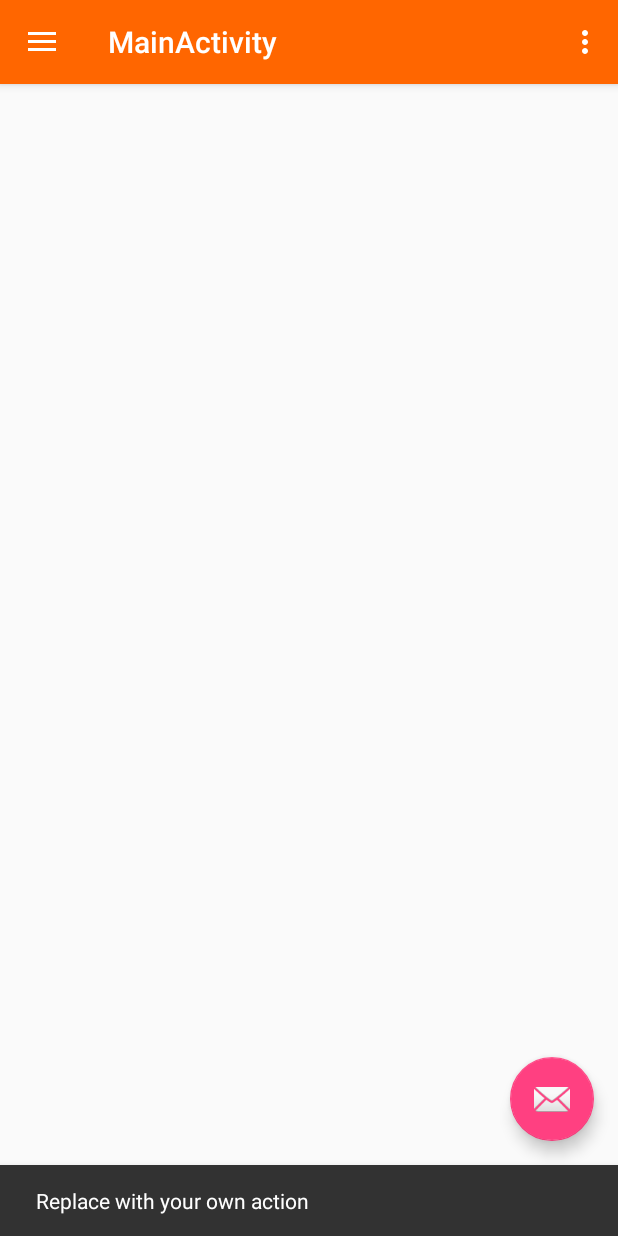
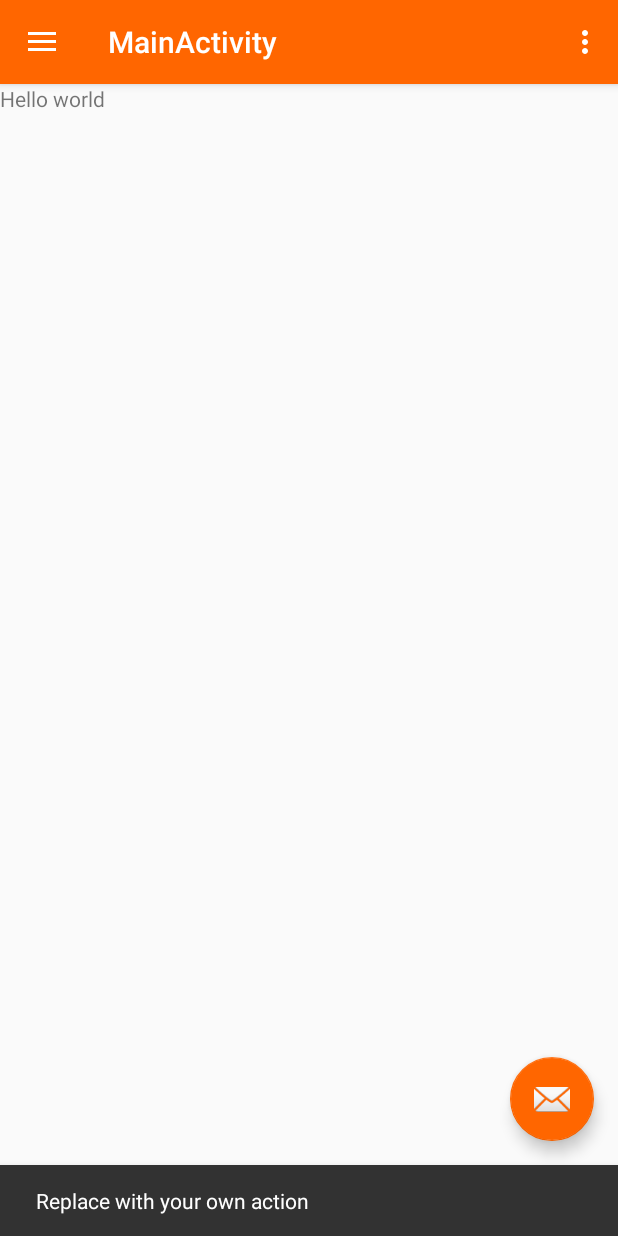
Before and after one commit to satyampalsp/Sample-App, an Android app: the MainActivity screen opened directly, with no data from a screen before it, after a tap on an icon or button, on a phone screen of 412 x 824 dp. Run offline under Robolectric (Android 15) with nearby library versions, the phone set to English and light mode, and no system bars.

Commit message:
Date-13/03/2018 Morning

```diff
--- a/app/src/main/AndroidManifest.xml
+++ b/app/src/main/AndroidManifest.xml
@@ -8,7 +8,7 @@
     <application
         android:allowBackup="true"
         android:icon="@mipmap/ic_launcher"
-        android:label="@string/app_name"
+        android:label="Sample App"
         android:roundIcon="@mipmap/ic_launcher_round"
         android:supportsRtl="true"
         android:theme="@style/AppTheme">
--- /dev/null
+++ b/app/src/main/java/sample/daffodil/sample2/HomeFragment.java
@@ -0,0 +1,25 @@
+package sample.daffodil.sample2;
+
+import android.os.Bundle;
+import android.support.v4.app.Fragment;
+import android.view.LayoutInflater;
+import android.view.View;
+import android.view.ViewGroup;
+
+/**
+ * Created by DAFFODIL-29 on 3/13/2018.
+ */
+
+public class HomeFragment extends Fragment {
+
+
+    View view;
+
+    @Override
+    public View onCreateView(LayoutInflater inflater, ViewGroup container,
+                             Bundle savedInstanceState) {
+// Inflate the layout for this fragment
+        view = inflater.inflate(R.layout.home_fragment, container, false);
+        return view;
+    }
+}
--- a/app/src/main/java/sample/daffodil/sample2/MainActivity.java
+++ b/app/src/main/java/sample/daffodil/sample2/MainActivity.java
@@ -1,8 +1,10 @@
 package sample.daffodil.sample2;
-
 import android.os.Bundle;
 import android.support.design.widget.FloatingActionButton;
 import android.support.design.widget.Snackbar;
+import android.support.v4.app.Fragment;
+import android.support.v4.app.FragmentManager;
+import android.support.v4.app.FragmentTransaction;
 import android.view.View;
 import android.support.design.widget.NavigationView;
 import android.support.v4.view.GravityCompat;
@@ -40,6 +42,11 @@ public class MainActivity extends AppCompatActivity
 
         NavigationView navigationView = (NavigationView) findViewById(R.id.nav_view);
         navigationView.setNavigationItemSelectedListener(this);
+        Fragment f=new HomeFragment();
+        FragmentManager fm=getSupportFragmentManager();
+        FragmentTransaction ft=fm.beginTransaction();
+        ft.replace(R.id.id_main_fragment_frame,f);
+        ft.commit();
     }
 
     @Override
@@ -82,9 +89,9 @@ public class MainActivity extends AppCompatActivity
 
         if (id == R.id.nav_home) {
             // Handle the camera action
+        } else if (id == R.id.nav_products) {
+
         } else if (id == R.id.nav_categories) {
-
-        } else if (id == R.id.nav_products) {
 
         } else if (id == R.id.nav_aboutUs) {
 
--- a/app/src/main/res/layout/activity_splash_screen.xml
+++ b/app/src/main/res/layout/activity_splash_screen.xml
@@ -7,7 +7,7 @@
     <ImageView
         android:layout_width="match_parent"
         android:layout_height="match_parent"
-        android:src="@drawable/logo"
+        android:src="@mipmap/logo"
         tools:layout_editor_absoluteY="8dp"
         tools:layout_editor_absoluteX="8dp" />
 </RelativeLayout>
--- a/app/src/main/res/layout/app_bar_main.xml
+++ b/app/src/main/res/layout/app_bar_main.xml
@@ -15,7 +15,7 @@
             android:id="@+id/toolbar"
             android:layout_width="match_parent"
             android:layout_height="?attr/actionBarSize"
-            android:background="#FF6600"
+            android:background="?attr/colorPrimary"
             app:popupTheme="@style/AppTheme.PopupOverlay" />
 
     </android.support.design.widget.AppBarLayout>
@@ -28,7 +28,6 @@
         android:layout_height="wrap_content"
         android:layout_gravity="bottom|end"
         android:layout_margin="@dimen/fab_margin"
-        android:src="@android:drawable/ic_dialog_email"
-        android:background="#FF6600"/>
+        app:srcCompat="@android:drawable/ic_dialog_email" />
 
 </android.support.design.widget.CoordinatorLayout>
--- a/app/src/main/res/layout/content_main.xml
+++ b/app/src/main/res/layout/content_main.xml
@@ -1,5 +1,5 @@
 <?xml version="1.0" encoding="utf-8"?>
-<android.support.constraint.ConstraintLayout xmlns:android="http://schemas.android.com/apk/res/android"
+<RelativeLayout xmlns:android="http://schemas.android.com/apk/res/android"
     xmlns:app="http://schemas.android.com/apk/res-auto"
     xmlns:tools="http://schemas.android.com/tools"
     android:layout_width="match_parent"
@@ -7,5 +7,9 @@
     app:layout_behavior="@string/appbar_scrolling_view_behavior"
     tools:context="sample.daffodil.sample2.MainActivity"
     tools:showIn="@layout/app_bar_main">
-
-</android.support.constraint.ConstraintLayout>
+    <FrameLayout
+        android:layout_width="match_parent"
+        android:layout_height="match_parent"
+        android:id="@+id/id_main_fragment_frame"
+        ></FrameLayout>
+</RelativeLayout>
--- /dev/null
+++ b/app/src/main/res/layout/home_fragment.xml
@@ -0,0 +1,11 @@
+<?xml version="1.0" encoding="utf-8"?>
+<LinearLayout xmlns:android="http://schemas.android.com/apk/res/android"
+    android:orientation="vertical" android:layout_width="match_parent"
+    android:layout_height="match_parent"
+
+    >
+    <TextView
+        android:layout_width="match_parent"
+        android:layout_height="match_parent"
+        android:text="Hello world"/>
+</LinearLayout>
--- a/app/src/main/res/values/colors.xml
+++ b/app/src/main/res/values/colors.xml
@@ -1,6 +1,6 @@
 <?xml version="1.0" encoding="utf-8"?>
 <resources>
-    <color name="colorPrimary">#3F51B5</color>
-    <color name="colorPrimaryDark">#303F9F</color>
-    <color name="colorAccent">#FF4081</color>
+    <color name="colorPrimary">#FF6600</color>
+    <color name="colorPrimaryDark">#FF6600</color>
+    <color name="colorAccent">#FF6600</color>
 </resources>
--- a/app/src/main/res/values/strings.xml
+++ b/app/src/main/res/values/strings.xml
@@ -1,5 +1,5 @@
 <resources>
-    <string name="app_name">ArcNavigationView</string>
+    <string name="app_name">Sample App</string>
 
     <string name="navigation_drawer_open">Open navigation drawer</string>
     <string name="navigation_drawer_close">Close navigation drawer</string>
```
Also changed, not shown: app/src/main/res/layout/activity_first.xml (+4 -5 lines), app/src/main/res/layout/nav_header_main.xml (+5 -4 lines), build.gradle (+7 -0 lines).
